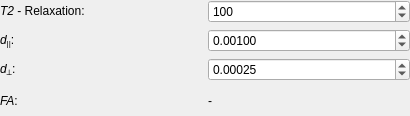
Qt form Plugins/org.mitk.gui.qt.diffusionimaging/src/QmitkZeppelinModelParametersWidgetControls.ui (MITK/MITK) before a commit.
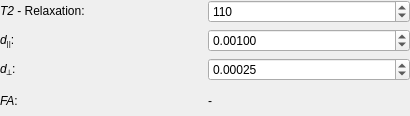
The same form after that commit.

The edit to the form file:
```diff
--- a/Plugins/org.mitk.gui.qt.diffusionimaging/src/QmitkZeppelinModelParametersWidgetControls.ui
+++ b/Plugins/org.mitk.gui.qt.diffusionimaging/src/QmitkZeppelinModelParametersWidgetControls.ui
@@ -61,7 +61,7 @@
       <number>10000</number>
      </property>
      <property name="value">
-      <number>100</number>
+      <number>110</number>
      </property>
     </widget>
    </item>
```
